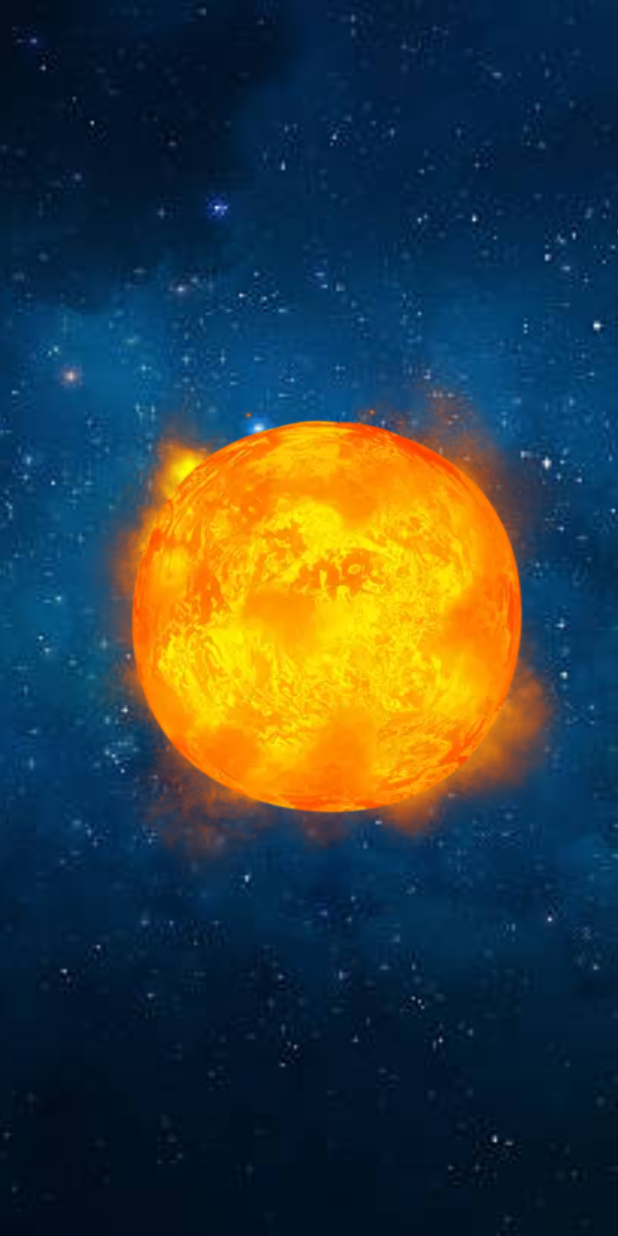
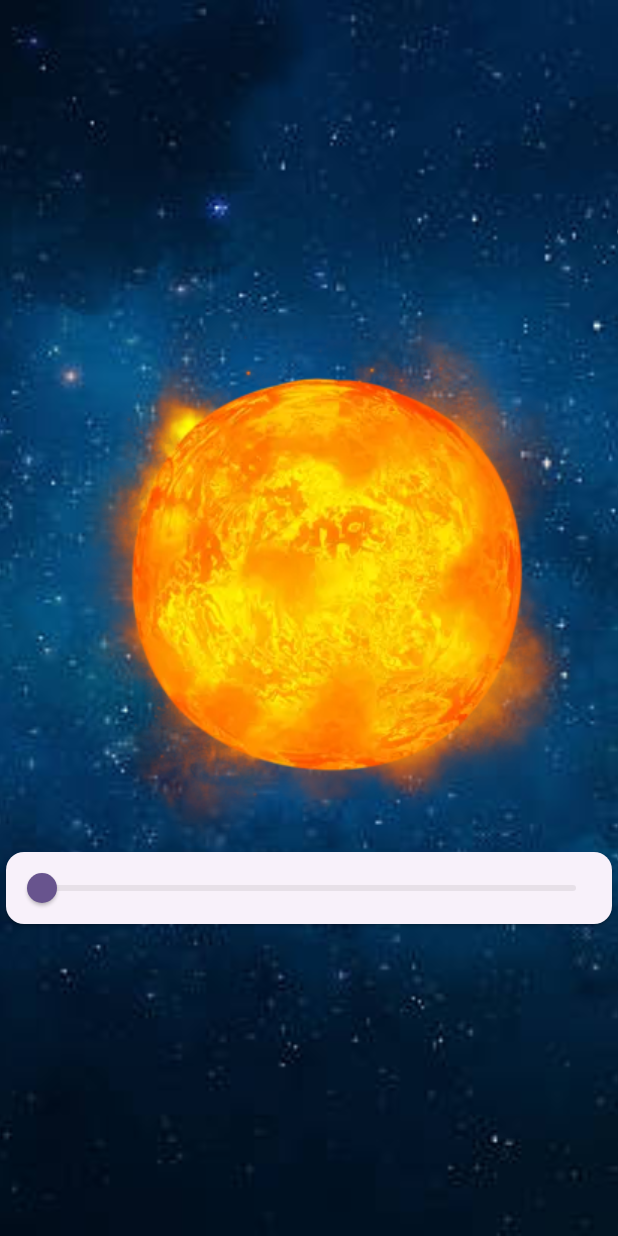
Before and after one commit to TarekAlabd/Animation_Examples_Flutter_Course, a Flutter app: the screen it shows after launch, on a phone screen of 412 x 824 dp. Run offline on Flutter 3.47's test engine with Material 3 defaults, Android fonts, the phone set to English and light mode, and no system bars; our stand-ins replace lottie.

Commit message:
feat: add the tween animation builder

```diff
--- a/lib/implicit_animation/universe_galaxy.dart
+++ b/lib/implicit_animation/universe_galaxy.dart
@@ -1,7 +1,15 @@
 import 'package:flutter/material.dart';
 
-class UniverseGalaxy extends StatelessWidget {
+class UniverseGalaxy extends StatefulWidget {
   const UniverseGalaxy({super.key});
+
+  @override
+  State<UniverseGalaxy> createState() => _UniverseGalaxyState();
+}
+
+class _UniverseGalaxyState extends State<UniverseGalaxy> {
+  double _sliderValue = 0.0;
+  Color? _newColor = Colors.white;
 
   @override
   Widget build(BuildContext context) {
@@ -13,11 +21,38 @@ class UniverseGalaxy extends StatelessWidget {
             fit: BoxFit.cover,
             height: double.infinity,
           ),
-          Center(
-            child: Image.asset(
-              'assets/images/sun.png',
-              fit: BoxFit.cover,
-            ),
+          Column(
+            mainAxisAlignment: MainAxisAlignment.center,
+            children: [
+              TweenAnimationBuilder<Color?>(
+                  duration: const Duration(seconds: 1),
+                  tween: ColorTween(begin: Colors.white, end: _newColor),
+                  child: Image.asset(
+                    'assets/images/sun.png',
+                    fit: BoxFit.cover,
+                  ),
+                  builder: (_, Color? color, myChild) {
+                    return ColorFiltered(
+                      colorFilter: ColorFilter.mode(
+                        color ?? Colors.transparent,
+                        BlendMode.modulate,
+                      ),
+                      child: myChild,
+                    );
+                  }),
+              Card(
+                child: Slider.adaptive(
+                  value: _sliderValue,
+                  onChanged: (double value) {
+                    setState(() {
+                      _sliderValue = value;
+                      _newColor =
+                          Color.lerp(Colors.white, Colors.red, _sliderValue);
+                    });
+                  },
+                ),
+              ),
+            ],
           ),
         ],
       ),
```
